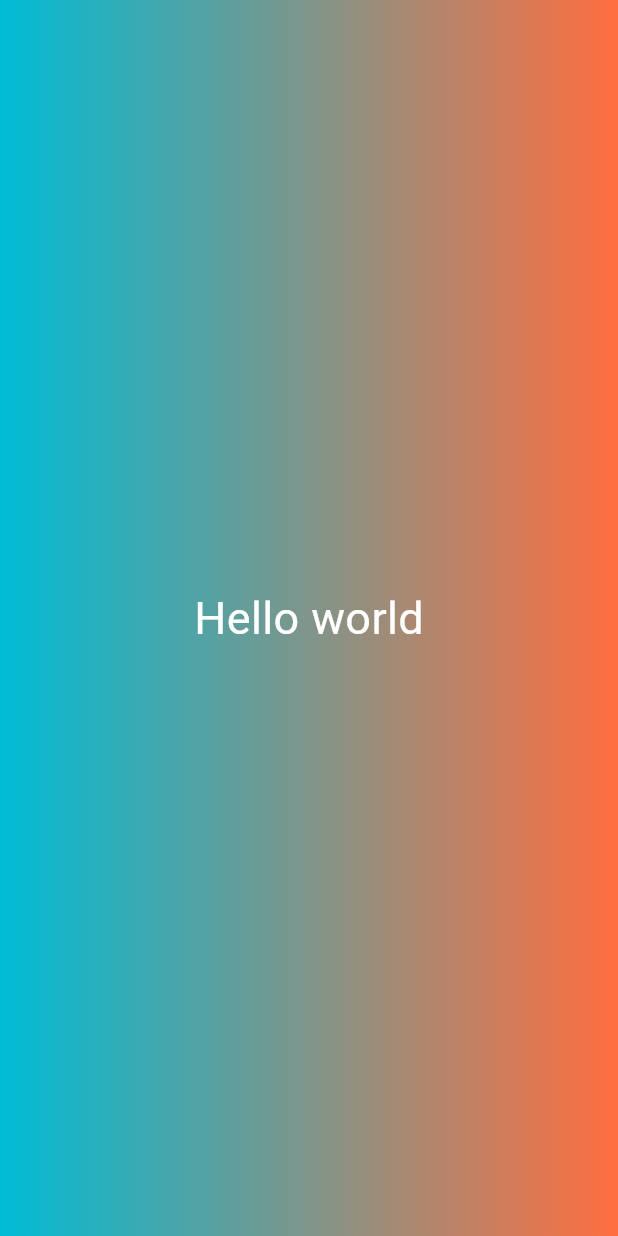
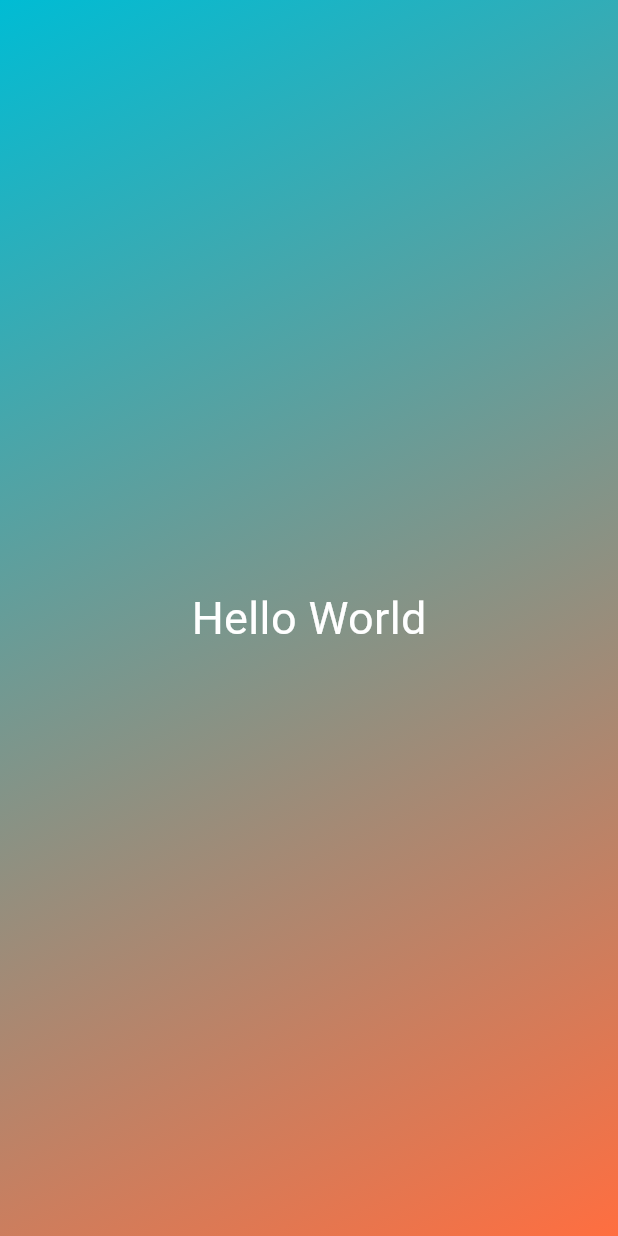
Before and after one commit to babarbahadur/flutter_basics, a Flutter app: the screen it shows after launch, on a phone screen of 412 x 824 dp. Run offline on Flutter 3.47's test engine with Material 3 defaults, Android fonts, the phone set to English and light mode, and no system bars; Roboto replaces fonts that are missing (creditCardExpirationDate).

Commit message:
Custom component

```diff
--- /dev/null
+++ b/lib/gradient_container.dart
@@ -0,0 +1,19 @@
+import 'package:flutter/material.dart';
+import 'package:first_app/text_component.dart';
+
+class GradientContainer extends StatelessWidget {
+  const GradientContainer({super.key});
+
+  @override
+  Widget build(context) {
+    return Container(
+        decoration: const BoxDecoration(
+          gradient: LinearGradient(
+            colors: [Colors.cyan, Colors.deepOrangeAccent],
+            begin: Alignment.topLeft,
+            end: Alignment.bottomRight,
+          ),
+        ),
+        child: const Center(child: TextComponent()));
+  }
+}
--- /dev/null
+++ b/lib/text_component.dart
@@ -0,0 +1,14 @@
+import 'package:flutter/material.dart';
+
+class TextComponent extends StatelessWidget {
+  const TextComponent({super.key});
+
+  @override
+  Widget build(context) {
+    return const Text('Hello World',
+        style: TextStyle(
+            fontFamily: AutofillHints.creditCardExpirationDate,
+            color: Colors.white,
+            fontSize: 30));
+  }
+}
```
Also changed, not shown: lib/main.dart (+3 -16 lines), 1 other file.
